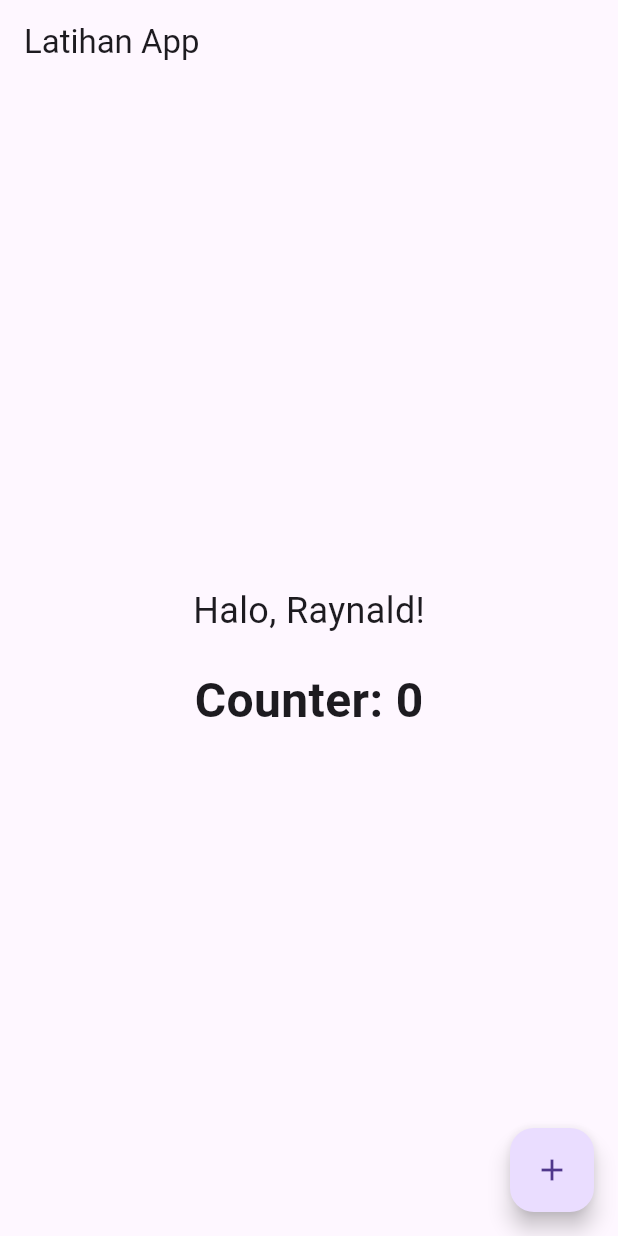
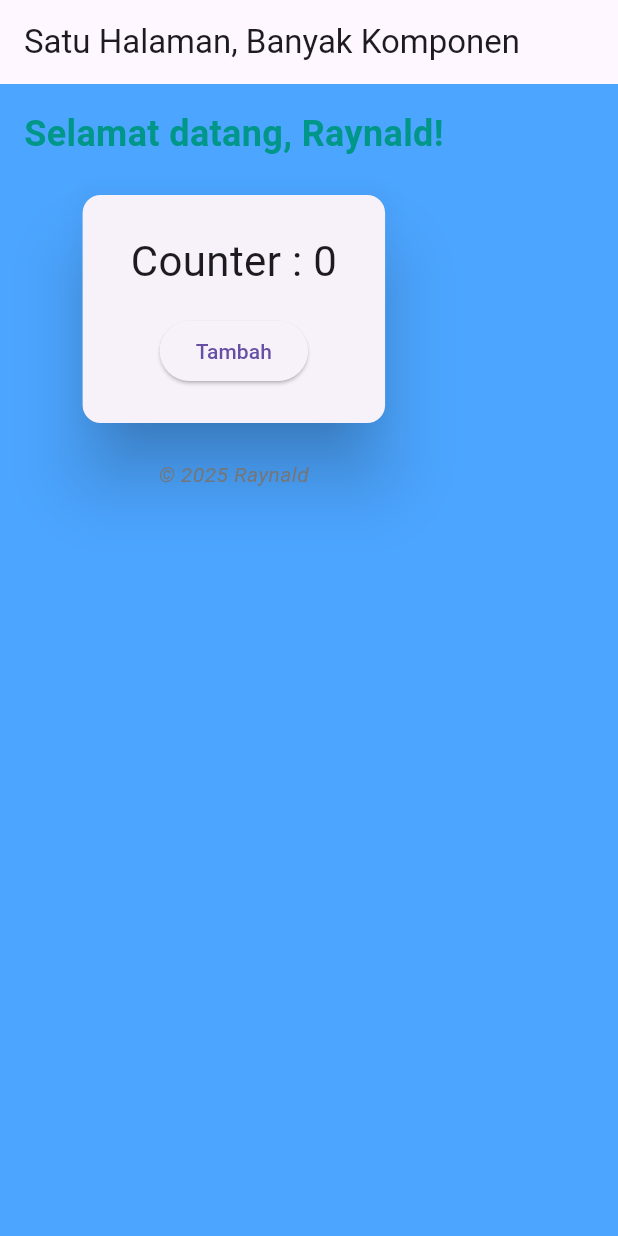
Before and after one commit to DlegendZ/Flutter, a Flutter app: the screen it shows after launch, on a phone screen of 412 x 824 dp. Run offline on Flutter 3.47's test engine with Material 3 defaults, Android fonts, the phone set to English and light mode, and no system bars; Roboto replaces fonts that are missing (Poppins).

Commit message:
initial commit

```diff
--- /dev/null
+++ b/lib/components/counter_box.dart
@@ -0,0 +1,35 @@
+import 'package:flutter/material.dart';
+
+class CounterBox extends StatefulWidget {
+  @override
+  CounterBoxState createState() => CounterBoxState();
+}
+
+class CounterBoxState extends State<CounterBox> {
+  int counter = 0;
+
+  @override
+  Widget build(BuildContext context) {
+    return Card(
+      elevation: 20,
+      shape: RoundedRectangleBorder(borderRadius: BorderRadius.circular(12)),
+      child: Padding(
+        padding: const EdgeInsets.symmetric(vertical: 24.0, horizontal: 32.0),
+        child: Column(
+          children: [
+            Text('Counter : $counter', style: TextStyle(fontSize: 28)),
+            SizedBox(height: 16),
+            ElevatedButton(
+              onPressed: () {
+                setState(() {
+                  counter++;
+                });
+              },
+              child: Text('Tambah'),
+            ),
+          ],
+        ),
+      ),
+    );
+  }
+}
--- /dev/null
+++ b/lib/components/footer.dart
@@ -0,0 +1,15 @@
+import 'package:flutter/material.dart';
+
+class FooterWidget extends StatelessWidget {
+  @override
+  Widget build(BuildContext context) {
+    return Text(
+      '© 2025 Raynald',
+      style: TextStyle(
+        fontSize: 14,
+        fontStyle: FontStyle.italic,
+        color: Colors.grey[600],
+      ),
+    );
+  }
+}
--- /dev/null
+++ b/lib/components/header.dart
@@ -0,0 +1,15 @@
+import 'package:flutter/material.dart';
+
+class HeaderWidget extends StatelessWidget {
+  @override
+  Widget build(BuildContext context) {
+    return Text(
+      'Selamat datang, Raynald!',
+      style: TextStyle(
+        fontSize: 24,
+        fontWeight: FontWeight.bold,
+        color: Colors.teal,
+      ),
+    );
+  }
+}
--- a/lib/main.dart
+++ b/lib/main.dart
@@ -1,57 +1,45 @@
 import 'package:flutter/material.dart';
+import 'components/counter_box.dart';
+import 'components/footer.dart';
+import 'components/header.dart';
 
 void main() {
-  runApp(MyApp());
+  runApp(myApp());
 }
 
-class MyApp extends StatefulWidget {
-  @override
-  _MyAppState createState() => _MyAppState();
-}
-
-class _MyAppState extends State<MyApp> {
-  int counter = 0;
-
-  @override
-  void initState() {
-    super.initState();
-    print("App dimulai");
-  }
-
+class myApp extends StatelessWidget {
   @override
   Widget build(BuildContext context) {
     return MaterialApp(
       debugShowCheckedModeBanner: false,
-      home: Scaffold(
-        appBar: AppBar(title: Text('Latihan App')),
-        body: Center(
-          child: Column(
-            mainAxisAlignment: MainAxisAlignment.center,
-            children: [
-              Text('Halo, Raynald!', style: TextStyle(fontSize: 24)),
-              SizedBox(height: 20),
-              Text(
-                'Counter: $counter',
-                style: TextStyle(fontSize: 32, fontWeight: FontWeight.bold),
-              ),
-            ],
-          ),
-        ),
-        floatingActionButton: FloatingActionButton(
-          onPressed: () {
-            setState(() {
-              counter++;
-            });
-          },
-          child: Icon(Icons.add),
+      title: 'Komponen Terpisah',
+      theme: ThemeData(
+        // primarySwatch: Colors.teal,
+        scaffoldBackgroundColor: Color.fromARGB(255, 76, 165, 255),
+        textTheme: TextTheme(bodyMedium: TextStyle(fontFamily: 'Poppins')),
+      ),
+      home: HomePage(),
+    );
+  }
+}
+
+class HomePage extends StatelessWidget {
+  @override
+  Widget build(BuildContext context) {
+    return Scaffold(
+      appBar: AppBar(title: Text('Satu Halaman, Banyak Komponen')),
+      body: Padding(
+        padding: const EdgeInsets.all(16.0),
+        child: Column(
+          children: [
+            HeaderWidget(),
+            SizedBox(height: 20),
+            CounterBox(),
+            SizedBox(height: 20),
+            FooterWidget(),
+          ],
         ),
       ),
     );
   }
-
-  @override
-  void dispose() {
-    print("App ditutup");
-    super.dispose();
-  }
 }
```
